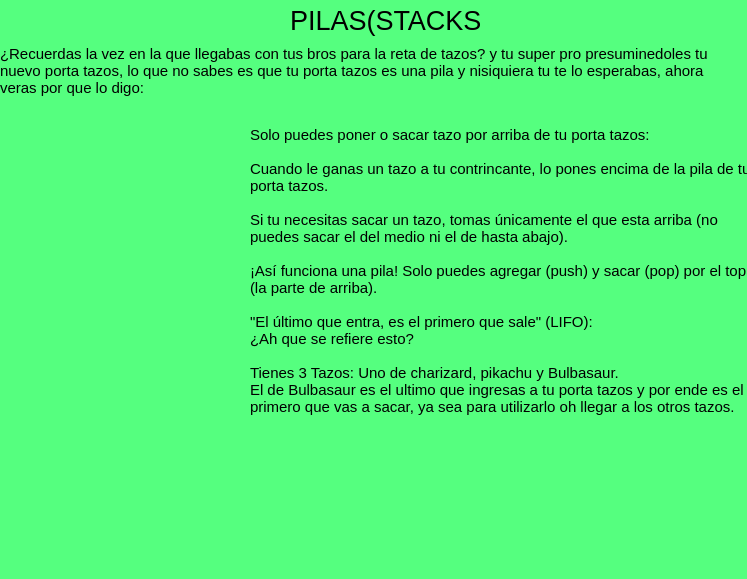
Before: the Qt Designer form UIS/PILAS.ui in fcall34/dataestructurefordummies, drawn with Qt 5.
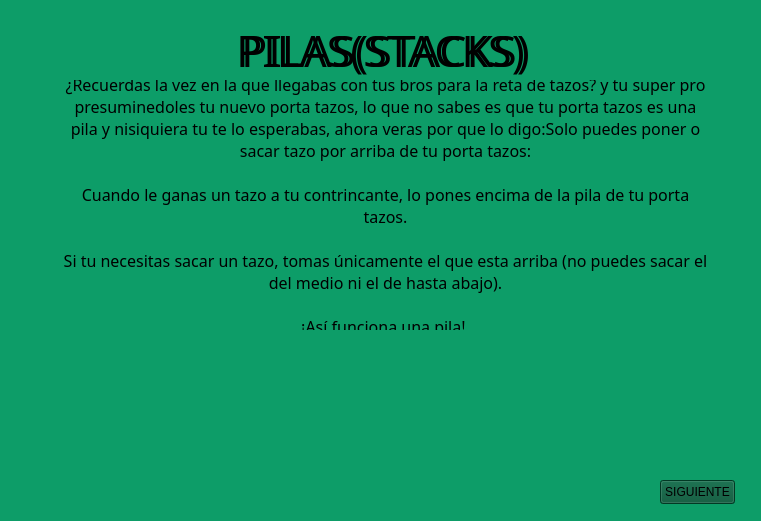
After: the same form once the commit is applied. Icons and pictures are not drawn.

The edit to the form file:
```diff
--- a/UIS/PILAS.ui
+++ b/UIS/PILAS.ui
@@ -6,8 +6,8 @@
    <rect>
     <x>0</x>
     <y>0</y>
-    <width>747</width>
-    <height>579</height>
+    <width>761</width>
+    <height>521</height>
    </rect>
   </property>
   <property name="font">
@@ -20,58 +20,76 @@
    <string>StackedWidget</string>
   </property>
   <property name="styleSheet">
-   <string notr="true">background-color: rgb(85, 255, 255);</string>
+   <string notr="true">background-color: rgb(13, 157, 104)
+</string>
+  </property>
+  <property name="currentIndex">
+   <number>0</number>
   </property>
   <widget class="QWidget" name="page">
    <property name="styleSheet">
-    <string notr="true">background-color: rgb(85, 255, 127);</string>
+    <string notr="true">background-color: rgb(13, 157, 104)</string>
    </property>
    <widget class="QLabel" name="label">
     <property name="geometry">
      <rect>
-      <x>290</x>
-      <y>0</y>
-      <width>191</width>
-      <height>41</height>
+      <x>190</x>
+      <y>20</y>
+      <width>381</width>
+      <height>61</height>
      </rect>
     </property>
     <property name="font">
      <font>
-      <pointsize>20</pointsize>
+      <family>Caprasimo</family>
+      <pointsize>32</pointsize>
       <bold>false</bold>
      </font>
     </property>
     <property name="styleSheet">
-     <string notr="true">color: rgb(0, 0, 0);</string>
+     <string notr="true">background-color:transparent</string>
     </property>
     <property name="text">
      <string>PILAS(STACKS)</string>
     </property>
+    <property name="alignment">
+     <set>Qt::AlignmentFlag::AlignCenter</set>
+    </property>
    </widget>
    <widget class="QLabel" name="label_2">
     <property name="geometry">
      <rect>
-      <x>0</x>
-      <y>40</y>
-      <width>741</width>
-      <height>61</height>
+      <x>60</x>
+      <y>80</y>
+      <width>651</width>
+      <height>251</height>
      </rect>
     </property>
     <property name="font">
      <font>
-      <pointsize>11</pointsize>
+      <family>Caprasimo</family>
+      <pointsize>12</pointsize>
       <bold>false</bold>
      </font>
     </property>
     <property name="styleSheet">
-     <string notr="true">color: rgb(0, 0, 0);</string>
+     <string notr="true"/>
     </property>
     <property name="text">
-     <string>¿Recuerdas la vez en la que llegabas con tus bros para la reta de tazos? y tu super pro presuminedoles tu nuevo porta tazos, lo que no sabes es que tu porta tazos es una pila y nisiquiera tu te lo esperabas, ahora veras por que lo digo:</string>
+     <string>¿Recuerdas la vez en la que llegabas con tus bros para la reta de tazos? y tu super pro presuminedoles tu nuevo porta tazos, lo que no sabes es que tu porta tazos es una pila y nisiquiera tu te lo esperabas, ahora veras por que lo digo:Solo puedes poner o sacar tazo por arriba de tu porta tazos:
+
+Cuando le ganas un tazo a tu contrincante, lo pones encima de la pila de tu porta tazos.
+
+Si tu necesitas sacar un tazo, tomas únicamente el que esta arriba (no puedes sacar el del medio ni el de hasta abajo).
+
+¡Así funciona una pila! </string>
     </property>
     <property name="scaledContents">
      <bool>false</bool>
     </property>
+    <property name="alignment">
+     <set>Qt::AlignmentFlag::AlignCenter</set>
+    </property>
     <property name="wordWrap">
      <bool>true</bool>
     </property>
@@ -79,13 +97,81 @@
      <bool>false</bool>
     </property>
    </widget>
+   <widget class="QLabel" name="label_5">
+    <property name="geometry">
+     <rect>
+      <x>190</x>
+      <y>20</y>
+      <width>391</width>
+      <height>61</height>
+     </rect>
+    </property>
+    <property name="font">
+     <font>
+      <family>Caprasimo</family>
+      <pointsize>32</pointsize>
+      <bold>false</bold>
+     </font>
+    </property>
+    <property name="styleSheet">
+     <string notr="true">background-color:transparent;color:black</string>
+    </property>
+    <property name="text">
+     <string>PILAS(STACKS)</string>
+    </property>
+    <property name="alignment">
+     <set>Qt::AlignmentFlag::AlignCenter</set>
+    </property>
+   </widget>
+   <widget class="QLabel" name="label_6">
+    <property name="geometry">
+     <rect>
+      <x>290</x>
+      <y>330</y>
+      <width>191</width>
+      <height>181</height>
+     </rect>
+    </property>
+    <property name="text">
+     <string/>
+    </property>
+    <property name="pixmap">
+     <pixmap>Sources/Images/tazo.png</pixmap>
+    </property>
+    <property name="scaledContents">
+     <bool>true</bool>
+    </property>
+   </widget>
+   <widget class="QPushButton" name="pushButton">
+    <property name="geometry">
+     <rect>
+      <x>660</x>
+      <y>480</y>
+      <width>75</width>
+      <height>24</height>
+     </rect>
+    </property>
+    <property name="styleSheet">
+     <string notr="true">background-color:rgb(1, 80, 51)</string>
+    </property>
+    <property name="text">
+     <string>SIGUIENTE</string>
+    </property>
+   </widget>
+   <zorder>label_5</zorder>
+   <zorder>label</zorder>
+   <zorder>label_2</zorder>
+   <zorder>label_6</zorder>
+   <zorder>pushButton</zorder>
+  </widget>
+  <widget class="QWidget" name="page_2">
    <widget class="QLabel" name="label_3">
     <property name="geometry">
      <rect>
-      <x>0</x>
-      <y>130</y>
-      <width>241</width>
-      <height>291</height>
+      <x>70</x>
+      <y>140</y>
+      <width>221</width>
+      <height>271</height>
      </rect>
     </property>
     <property name="text">
@@ -104,15 +190,16 @@
     </property>
     <property name="geometry">
      <rect>
-      <x>250</x>
-      <y>100</y>
-      <width>501</width>
-      <height>341</height>
+      <x>370</x>
+      <y>90</y>
+      <width>351</width>
+      <height>271</height>
      </rect>
     </property>
     <property name="font">
      <font>
-      <pointsize>11</pointsize>
+      <family>Caprasimo</family>
+      <pointsize>12</pointsize>
       <bold>false</bold>
      </font>
     </property>
@@ -129,17 +216,10 @@
      <bool>false</bool>
     </property>
     <property name="styleSheet">
-     <string notr="true">color: rgb(255, 0, 0);
-color: rgb(0, 0, 0);</string>
+     <string notr="true"/>
     </property>
     <property name="text">
-     <string>Solo puedes poner o sacar tazo por arriba de tu porta tazos:
-
-Cuando le ganas un tazo a tu contrincante, lo pones encima de la pila de tu porta tazos.
-
-Si tu necesitas sacar un tazo, tomas únicamente el que esta arriba (no puedes sacar el del medio ni el de hasta abajo).
-
-¡Así funciona una pila! Solo puedes agregar (push) y sacar (pop) por el top (la parte de arriba).
+     <string>Solo puedes agregar (push) y sacar (pop) por el top (la parte de arriba).
 
 &quot;El último que entra, es el primero que sale&quot; (LIFO):
 ¿Ah que se refiere esto?
@@ -150,6 +230,9 @@
     <property name="scaledContents">
      <bool>false</bool>
     </property>
+    <property name="alignment">
+     <set>Qt::AlignmentFlag::AlignCenter</set>
+    </property>
     <property name="wordWrap">
      <bool>true</bool>
     </property>
```
Left out of the diff: 70 changed lines with no effect on the pictures.
